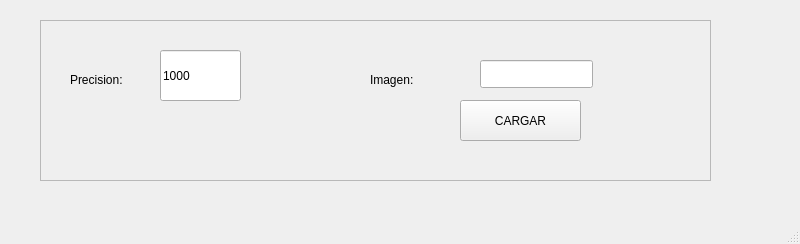
Qt form test1.ui (diegosierra01/deteccion) before a commit.
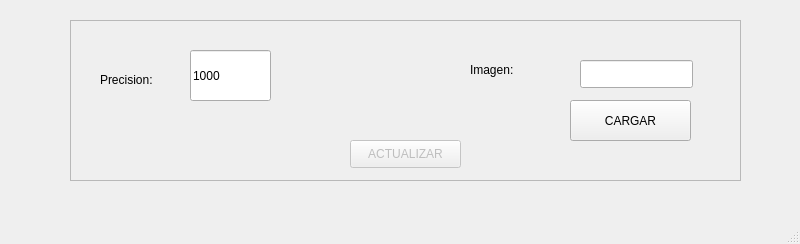
The same form after that commit.

Commit message: Permitir actualizar el numero de puntos y la imange

Patch:
```diff
--- a/test1.ui
+++ b/test1.ui
@@ -17,7 +17,7 @@
    <widget class="QFrame" name="frame_form">
     <property name="geometry">
      <rect>
-      <x>40</x>
+      <x>70</x>
       <y>20</y>
       <width>671</width>
       <height>161</height>
@@ -45,7 +45,7 @@
     <widget class="QPushButton" name="cargarBoton">
      <property name="geometry">
       <rect>
-       <x>420</x>
+       <x>500</x>
        <y>80</y>
        <width>121</width>
        <height>41</height>
@@ -58,7 +58,7 @@
     <widget class="QLineEdit" name="srcImg">
      <property name="geometry">
       <rect>
-       <x>440</x>
+       <x>510</x>
        <y>40</y>
        <width>113</width>
        <height>28</height>
@@ -84,8 +84,8 @@
     <widget class="QLabel" name="label_2">
      <property name="geometry">
       <rect>
-       <x>330</x>
-       <y>50</y>
+       <x>400</x>
+       <y>40</y>
        <width>81</width>
        <height>20</height>
       </rect>
@@ -94,6 +94,22 @@
       <string>Imagen:</string>
      </property>
     </widget>
+    <widget class="QPushButton" name="actualizar">
+     <property name="enabled">
+      <bool>false</bool>
+     </property>
+     <property name="geometry">
+      <rect>
+       <x>280</x>
+       <y>120</y>
+       <width>111</width>
+       <height>28</height>
+      </rect>
+     </property>
+     <property name="text">
+      <string>ACTUALIZAR</string>
+     </property>
+    </widget>
    </widget>
   </widget>
   <widget class="QMenuBar" name="menubar">
```
The commit also changes 1 other file.
